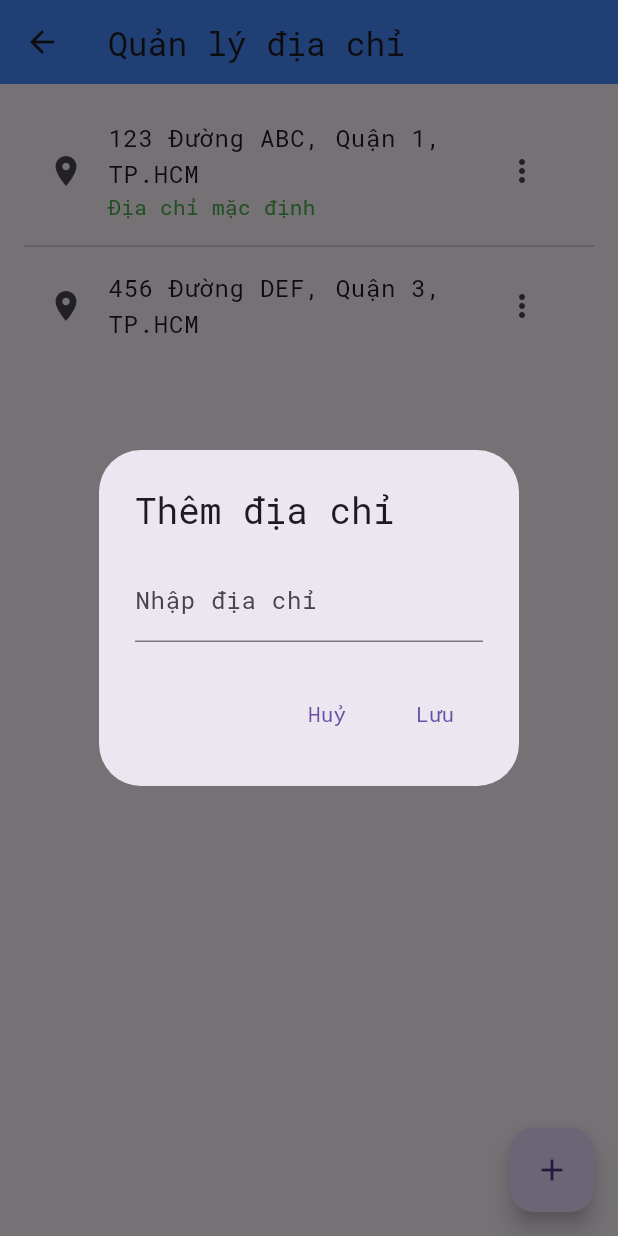
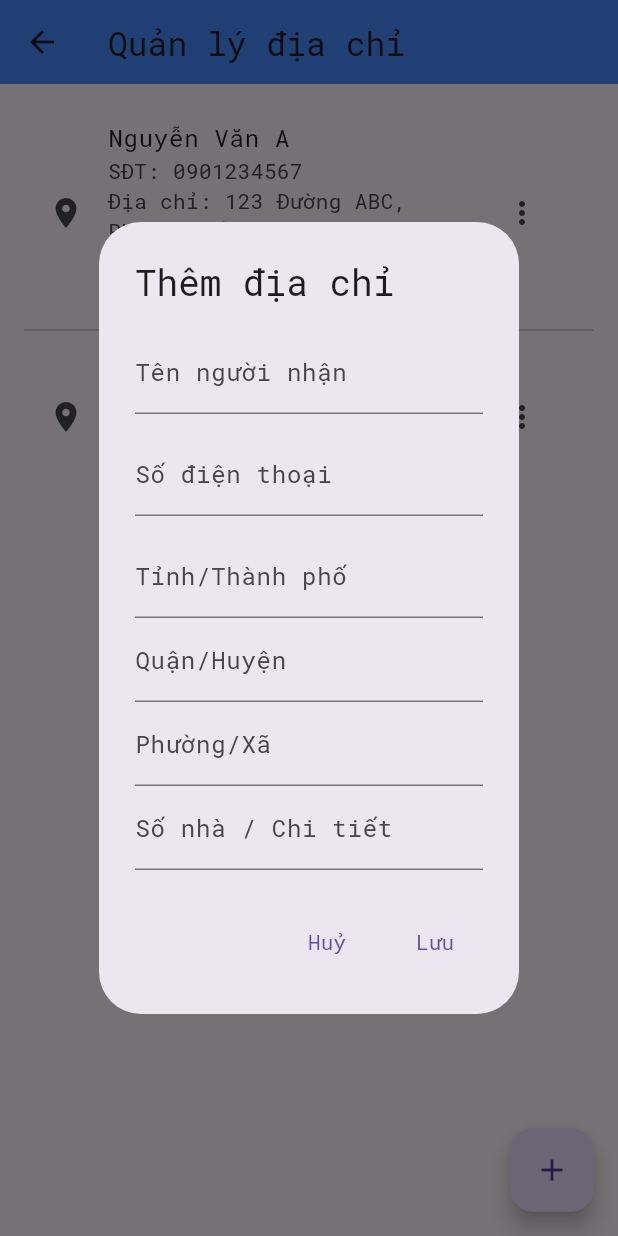
Before and after one commit to city314/CPMAD-FINALTERM, a Flutter app: the ManageAddressesScreen screen opened directly, after a tap on the "add" icon, on a phone screen of 412 x 824 dp. Run offline on Flutter 3.47's test engine with Material 3 defaults, Android fonts, the phone set to English and light mode, and no system bars; our stand-ins replace shared_preferences; accounts and stored records are empty.

Commit message:
updating account_screen.dart, updating manage_addresses_screen.dart

```diff
--- a/lib/screens/user/account/manage_addresses_screen.dart
+++ b/lib/screens/user/account/manage_addresses_screen.dart
@@ -1,14 +1,26 @@
 import 'package:flutter/material.dart';
+import 'package:uuid/uuid.dart';
 
-class AddressData {
-  static List<String> addresses = [
-    '123 Đường ABC, Quận 1, TP.HCM',
-    '456 Đường DEF, Quận 3, TP.HCM',
-  ];
+class Address {
+  final String id;
+  final String receiverName;
+  final String phoneNumber;
+  final String province;
+  final String district;
+  final String ward;
+  final String streetDetail;
 
-  static int defaultIndex = 0;
+  Address({
+    required this.id,
+    required this.receiverName,
+    required this.phoneNumber,
+    required this.province,
+    required this.district,
+    required this.ward,
+    required this.streetDetail,
+  });
 
-  static String get defaultAddress => addresses[defaultIndex];
+  String get fullAddress => '$streetDetail, $ward, $district, $province';
 }
 
 class ManageAddressesScreen extends StatefulWidget {
@@ -19,12 +31,38 @@ class ManageAddressesScreen extends StatefulWidget {
 }
 
 class _ManageAddressesScreenState extends State<ManageAddressesScreen> {
-  List<String> addresses = AddressData.addresses;
-  int defaultIndex = AddressData.defaultIndex;
+  List<Address> addresses = [
+    Address(
+      id: const Uuid().v4(),
+      receiverName: 'Nguyễn Văn A',
+      phoneNumber: '0901234567',
+      province: 'TP.HCM',
+      district: 'Quận 1',
+      ward: 'Phường Bến Nghé',
+      streetDetail: '123 Đường ABC',
+    ),
+    Address(
+      id: const Uuid().v4(),
+      receiverName: 'Trần Thị B',
+      phoneNumber: '0987654321',
+      province: 'TP.HCM',
+      district: 'Quận 3',
+      ward: 'Phường 7',
+      streetDetail: '456 Đường DEF',
+    ),
+  ];
+
+  String defaultAddressId = '';
+
+  @override
+  void initState() {
+    super.initState();
+    defaultAddressId = addresses.first.id;
+  }
 
   void _addAddress() async {
     final newAddress = await _showAddressDialog();
-    if (newAddress != null && newAddress.trim().isNotEmpty) {
+    if (newAddress != null) {
       setState(() {
         addresses.add(newAddress);
       });
@@ -33,9 +71,9 @@ class _ManageAddressesScreenState extends State<ManageAddressesScreen> {
 
   void _editAddress(int index) async {
     final edited = await _showAddressDialog(initial: addresses[index]);
-    if (edited != null && edited.trim().isNotEmpty) {
+    if (edited != null) {
       setState(() {
-        AddressData.defaultIndex = index;
+        addresses[index] = edited.copyWith(id: addresses[index].id);
       });
     }
   }
@@ -51,7 +89,9 @@ class _ManageAddressesScreenState extends State<ManageAddressesScreen> {
           TextButton(
             onPressed: () {
               setState(() {
-                if (defaultIndex == index) defaultIndex = 0;
+                if (defaultAddressId == addresses[index].id) {
+                  defaultAddressId = addresses.first.id;
+                }
                 addresses.removeAt(index);
               });
               Navigator.pop(context);
@@ -63,19 +103,69 @@ class _ManageAddressesScreenState extends State<ManageAddressesScreen> {
     );
   }
 
-  Future<String?> _showAddressDialog({String? initial}) {
-    final controller = TextEditingController(text: initial);
-    return showDialog<String>(
+  Future<Address?> _showAddressDialog({Address? initial}) {
+    final nameController = TextEditingController(text: initial?.receiverName ?? '');
+    final phoneController = TextEditingController(text: initial?.phoneNumber ?? '');
+    final provinceController = TextEditingController(text: initial?.province ?? '');
+    final districtController = TextEditingController(text: initial?.district ?? '');
+    final wardController = TextEditingController(text: initial?.ward ?? '');
+    final streetController = TextEditingController(text: initial?.streetDetail ?? '');
+
+    return showDialog<Address>(
       context: context,
       builder: (_) => AlertDialog(
         title: Text(initial == null ? 'Thêm địa chỉ' : 'Chỉnh sửa địa chỉ'),
-        content: TextField(
-          controller: controller,
-          decoration: const InputDecoration(labelText: 'Nhập địa chỉ'),
+        content: SingleChildScrollView(
+          child: Column(
+            mainAxisSize: MainAxisSize.min,
+            children: [
+              TextField(
+                controller: nameController,
+                decoration: const InputDecoration(labelText: 'Tên người nhận'),
+              ),
+              const SizedBox(height: 12),
+              TextField(
+                controller: phoneController,
+                decoration: const InputDecoration(labelText: 'Số điện thoại'),
+                keyboardType: TextInputType.phone,
+              ),
+              const SizedBox(height: 12),
+              TextField(
+                controller: provinceController,
+                decoration: const InputDecoration(labelText: 'Tỉnh/Thành phố'),
+              ),
+              TextField(
+                controller: districtController,
+                decoration: const InputDecoration(labelText: 'Quận/Huyện'),
+              ),
+              TextField(
+                controller: wardController,
+                decoration: const InputDecoration(labelText: 'Phường/Xã'),
+              ),
+              TextField(
+                controller: streetController,
+                decoration: const InputDecoration(labelText: 'Số nhà / Chi tiết'),
+              ),
+            ],
+          ),
         ),
         actions: [
           TextButton(onPressed: () => Navigator.pop(context), child: const Text('Huỷ')),
-          TextButton(onPressed: () => Navigator.pop(context, controller.text), child: const Text('Lưu')),
+          TextButton(
+            onPressed: () {
+              final newAddress = Address(
+                id: initial?.id ?? const Uuid().v4(),
+                receiverName: nameController.text.trim(),
+                phoneNumber: phoneController.text.trim(),
+                province: provinceController.text.trim(),
+                district: districtController.text.trim(),
+                ward: wardController.text.trim(),
+                streetDetail: streetController.text.trim(),
+              );
+              Navigator.pop(context, newAddress);
+            },
+            child: const Text('Lưu'),
+          )
         ],
       ),
     );
@@ -93,25 +183,36 @@ class _ManageAddressesScreenState extends State<ManageAddressesScreen> {
         itemCount: addresses.length,
         separatorBuilder: (_, __) => const Divider(),
         itemBuilder: (context, index) {
-          final isDefault = index == defaultIndex;
+          final address = addresses[index];
+          final isDefault = address.id == defaultAddressId;
+
           return ListTile(
             leading: const Icon(Icons.location_on),
-            title: Text(addresses[index]),
-            subtitle: isDefault ? const Text('Địa chỉ mặc định', style: TextStyle(color: Colors.green)) : null,
+            title: Text(address.receiverName),
+            subtitle: Column(
+              crossAxisAlignment: CrossAxisAlignment.start,
+              children: [
+                Text('SĐT: ${address.phoneNumber}'),
+                Text('Địa chỉ: ${address.fullAddress}'),
+                if (isDefault)
+                  const Text('Địa chỉ mặc định', style: TextStyle(color: Colors.green)),
+              ],
+            ),
             trailing: PopupMenuButton<String>(
               onSelected: (value) {
                 if (value == 'edit') _editAddress(index);
                 if (value == 'delete') _deleteAddress(index);
                 if (value == 'default') {
                   setState(() {
-                    defaultIndex = index;
+                    defaultAddressId = address.id;
                   });
                 }
               },
               itemBuilder: (_) => [
                 const PopupMenuItem(value: 'edit', child: Text('Chỉnh sửa')),
                 const PopupMenuItem(value: 'delete', child: Text('Xoá')),
-                if (!isDefault) const PopupMenuItem(value: 'default', child: Text('Đặt làm mặc định')),
+                if (!isDefault)
+                  const PopupMenuItem(value: 'default', child: Text('Đặt làm mặc định')),
               ],
             ),
           );
@@ -124,3 +225,25 @@ class _ManageAddressesScreenState extends State<ManageAddressesScreen> {
     );
   }
 }
+
+extension on Address {
+  Address copyWith({
+    String? id,
+    String? receiverName,
+    String? phoneNumber,
+    String? province,
+    String? district,
+    String? ward,
+    String? streetDetail,
+  }) {
+    return Address(
+      id: id ?? this.id,
+      receiverName: receiverName ?? this.receiverName,
+      phoneNumber: phoneNumber ?? this.phoneNumber,
+      province: province ?? this.province,
+      district: district ?? this.district,
+      ward: ward ?? this.ward,
+      streetDetail: streetDetail ?? this.streetDetail,
+    );
+  }
+}
--- a/pubspec.yaml
+++ b/pubspec.yaml
@@ -33,6 +33,7 @@ dependencies:
   intl: ^0.17.0
   http: ^1.3.0
   shared_preferences: ^2.2.2
+  uuid: ^4.0.0
   # The following adds the Cupertino Icons font to your application.
   # Use with the CupertinoIcons class for iOS style icons.
   cupertino_icons: ^1.0.8
```
Also changed, not shown: lib/screens/user/account/account_screen.dart (+22 -4 lines), pubspec.lock.
